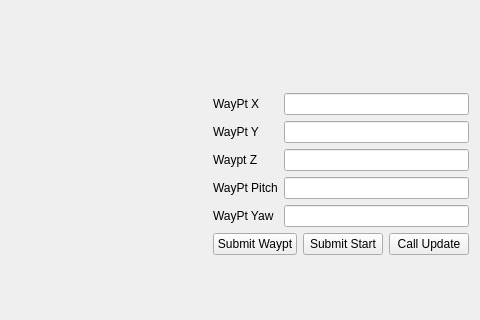
Old version of the form TrajectoryTest/forms/mainwindow.ui in the repository uf-mil-archive/sub-2012; both pictures show x 496 to 976 and y 197 to 517 of the 976 by 735 pixel window.
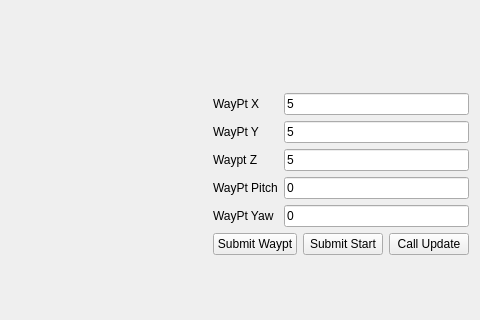
New version of the form. Custom widgets are drawn as their Qt base class.

Commit message: Added scaling, labels, etc to plots.

The edit to the form file:
```diff
--- a/TrajectoryTest/forms/mainwindow.ui
+++ b/TrajectoryTest/forms/mainwindow.ui
@@ -43,7 +43,11 @@
       <item>
        <layout class="QGridLayout" name="gridLayout">
         <item row="0" column="1">
-         <widget class="QLineEdit" name="lineEditWayptX"/>
+         <widget class="QLineEdit" name="lineEditWayptX">
+          <property name="text">
+           <string>5</string>
+          </property>
+         </widget>
         </item>
         <item row="1" column="0">
          <widget class="QLabel" name="label_2">
@@ -60,10 +64,18 @@
          </widget>
         </item>
         <item row="1" column="1">
-         <widget class="QLineEdit" name="lineEditWayptY"/>
+         <widget class="QLineEdit" name="lineEditWayptY">
+          <property name="text">
+           <string>5</string>
+          </property>
+         </widget>
         </item>
         <item row="2" column="1">
-         <widget class="QLineEdit" name="lineEditWayptZ"/>
+         <widget class="QLineEdit" name="lineEditWayptZ">
+          <property name="text">
+           <string>5</string>
+          </property>
+         </widget>
         </item>
         <item row="3" column="0">
          <widget class="QLabel" name="label_4">
@@ -73,10 +85,18 @@
          </widget>
         </item>
         <item row="3" column="1">
-         <widget class="QLineEdit" name="lineEditWayptPitch"/>
+         <widget class="QLineEdit" name="lineEditWayptPitch">
+          <property name="text">
+           <string>0</string>
+          </property>
+         </widget>
         </item>
         <item row="4" column="1">
-         <widget class="QLineEdit" name="lineEditWayptYaw"/>
+         <widget class="QLineEdit" name="lineEditWayptYaw">
+          <property name="text">
+           <string>0</string>
+          </property>
+         </widget>
         </item>
         <item row="4" column="0">
          <widget class="QLabel" name="label_5">
```
The commit also changes 3 other files.
